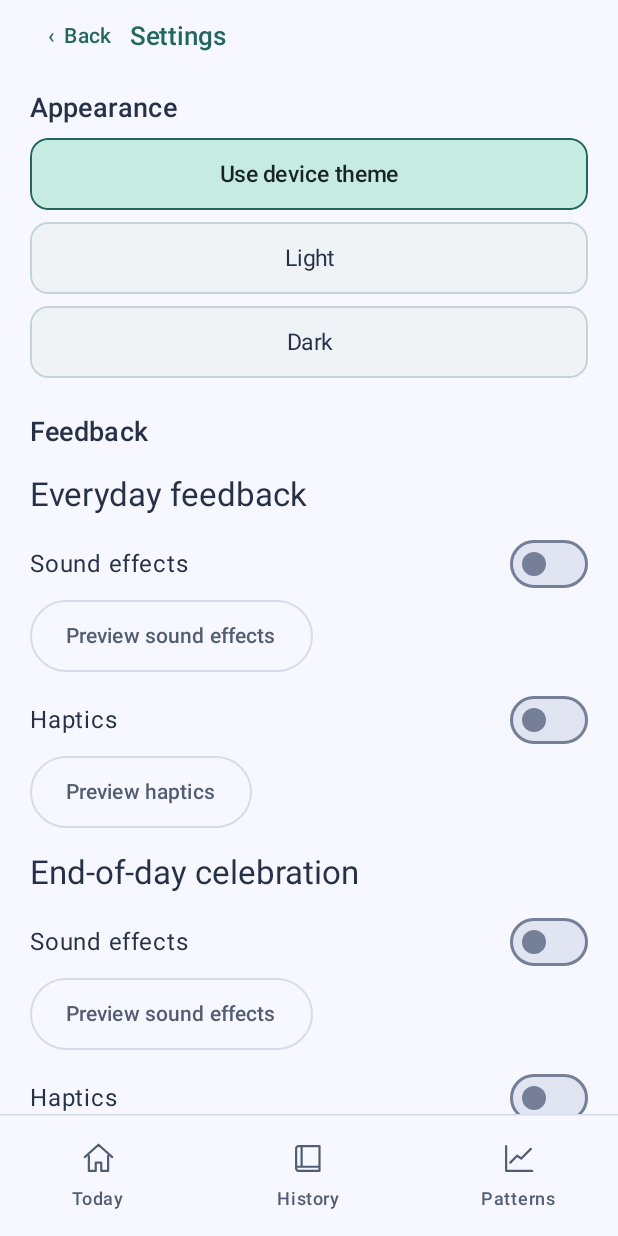
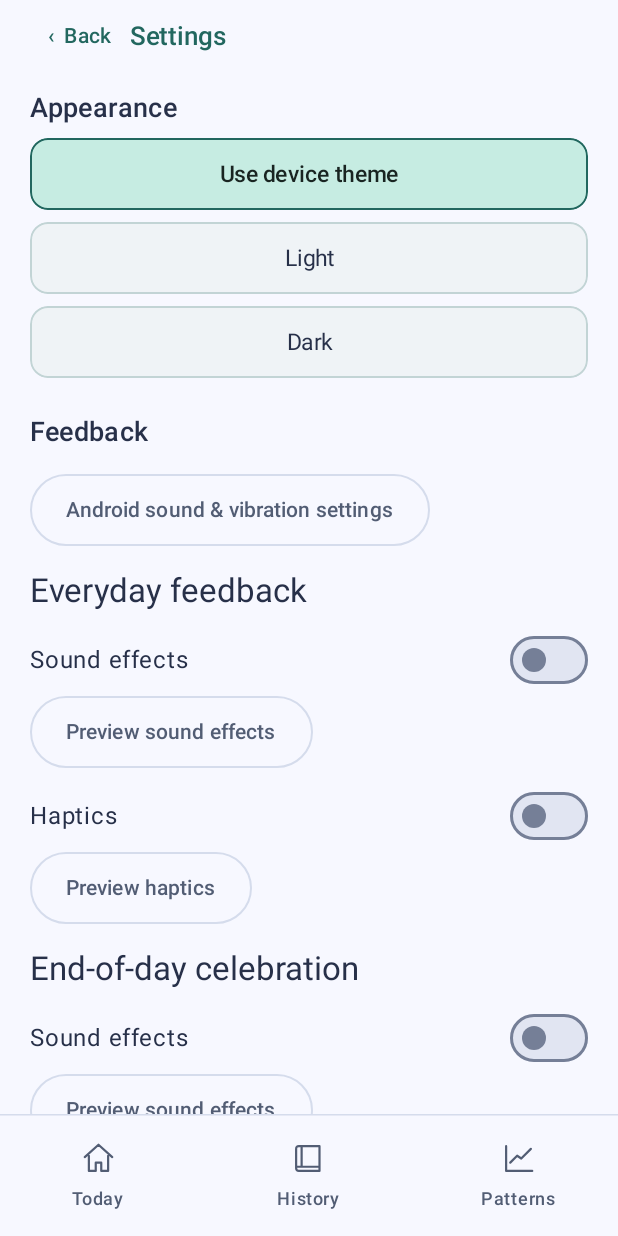
Before and after one commit to mikeritch/ChilliBook, an Android app built with Jetpack Compose: the screen it shows after launch (MainActivity), after a tap on "Settings", on a phone screen of 412 x 824 dp. Run offline under Robolectric (Android 15) with nearby library versions, the phone set to English and light mode, and no system bars; our stand-ins replace Room's generated code; pictures from the network do not load.

Commit message:
Release 1.13.1 with haptic feedback fixes and support links

```diff
--- a/app/build.gradle.kts
+++ b/app/build.gradle.kts
@@ -15,8 +15,8 @@ android {
         applicationId = "uk.chillibook.diary"
         minSdk = 26
         targetSdk = 36
-        versionCode = providers.gradleProperty("diaryVersionCode").orNull?.toInt() ?: 19
-        versionName = providers.gradleProperty("diaryVersionName").orNull ?: "1.13"
+        versionCode = providers.gradleProperty("diaryVersionCode").orNull?.toInt() ?: 20
+        versionName = providers.gradleProperty("diaryVersionName").orNull ?: "1.13.1"
         buildConfigField("String", "UPDATE_REPOSITORY", "\"mikeritch/ChilliBook\"")
         testInstrumentationRunner = "androidx.test.runner.AndroidJUnitRunner"
     }
--- a/app/src/main/java/uk/chillibook/diary/FeedbackSettings.kt
+++ b/app/src/main/java/uk/chillibook/diary/FeedbackSettings.kt
@@ -1,5 +1,8 @@
 package uk.chillibook.diary
 
+import android.content.ActivityNotFoundException
+import android.content.Intent
+import android.provider.Settings
 import androidx.compose.foundation.layout.Arrangement
 import androidx.compose.foundation.layout.Column
 import androidx.compose.foundation.layout.Row
@@ -11,11 +14,18 @@ import androidx.compose.material3.OutlinedButton
 import androidx.compose.material3.Switch
 import androidx.compose.material3.Text
 import androidx.compose.runtime.Composable
+import androidx.compose.runtime.getValue
+import androidx.compose.runtime.mutableStateOf
+import androidx.compose.runtime.remember
+import androidx.compose.runtime.setValue
 import androidx.compose.ui.Alignment
 import androidx.compose.ui.Modifier
+import androidx.compose.ui.platform.LocalContext
+import androidx.compose.ui.semantics.LiveRegionMode
 import androidx.compose.ui.semantics.Role
 import androidx.compose.ui.semantics.contentDescription
 import androidx.compose.ui.semantics.heading
+import androidx.compose.ui.semantics.liveRegion
 import androidx.compose.ui.semantics.semantics
 import androidx.compose.ui.unit.dp
 
@@ -27,10 +37,11 @@ internal enum class FeedbackOption {
 internal fun FeedbackSettings(
     enabled: Set<FeedbackOption>,
     onChanged: (FeedbackOption, Boolean) -> Unit,
-    preview: (FeedbackOption) -> Unit
+    preview: (FeedbackOption) -> Boolean
 ) {
     Column(verticalArrangement = Arrangement.spacedBy(16.dp)) {
         QuestionText("Feedback")
+        AndroidFeedbackSettings()
         FeedbackGroup(
             "Everyday feedback", FeedbackOption.EverydaySound, FeedbackOption.EverydayHaptics,
             enabled, onChanged, preview
@@ -43,18 +54,62 @@ internal fun FeedbackSettings(
 }
 
 @Composable
+private fun AndroidFeedbackSettings() {
+    val context = LocalContext.current
+    var openFailed by remember { mutableStateOf(false) }
+
+    Column {
+        OutlinedButton(
+            onClick = {
+                openFailed = try {
+                    context.startActivity(Intent(Settings.ACTION_SOUND_SETTINGS))
+                    false
+                } catch (_: ActivityNotFoundException) {
+                    true
+                } catch (_: SecurityException) {
+                    true
+                }
+            },
+            modifier = Modifier.heightIn(min = 48.dp),
+        ) {
+            Text("Android sound & vibration settings")
+        }
+        if (openFailed) {
+            Text(
+                "Open Android Settings and look for Touch feedback.",
+                modifier = Modifier.semantics { liveRegion = LiveRegionMode.Polite },
+                style = MaterialTheme.typography.bodyMedium,
+                color = MaterialTheme.colorScheme.onSurfaceVariant,
+            )
+        }
+    }
+}
+
+@Composable
 private fun FeedbackGroup(
     title: String,
     sound: FeedbackOption,
     haptics: FeedbackOption,
     enabled: Set<FeedbackOption>,
     onChanged: (FeedbackOption, Boolean) -> Unit,
-    preview: (FeedbackOption) -> Unit
+    preview: (FeedbackOption) -> Boolean
 ) {
+    var hapticPreviewRejected by remember { mutableStateOf(false) }
+
     Column(verticalArrangement = Arrangement.spacedBy(8.dp)) {
         Text(title, Modifier.semantics { heading() }, style = MaterialTheme.typography.titleLarge)
         FeedbackRow(title, "Sound effects", sound in enabled, { onChanged(sound, it) }) { preview(sound) }
-        FeedbackRow(title, "Haptics", haptics in enabled, { onChanged(haptics, it) }) { preview(haptics) }
+        FeedbackRow(title, "Haptics", haptics in enabled, { onChanged(haptics, it) }) {
+            hapticPreviewRejected = !preview(haptics)
+        }
+        if (hapticPreviewRejected) {
+            Text(
+                "Android couldn’t play this preview. Check Touch feedback.",
+                modifier = Modifier.semantics { liveRegion = LiveRegionMode.Polite },
+                style = MaterialTheme.typography.bodyMedium,
+                color = MaterialTheme.colorScheme.onSurfaceVariant,
+            )
+        }
     }
 }
 
--- a/app/src/main/java/uk/chillibook/diary/MainActivity.kt
+++ b/app/src/main/java/uk/chillibook/diary/MainActivity.kt
@@ -124,13 +124,13 @@ private fun DiaryHome(vm: DiaryViewModel, localDay: String, target: ReminderTarg
             }
         }
     }
-    fun preview(option: FeedbackOption) {
+    fun preview(option: FeedbackOption): Boolean {
         val cue = when (option) {
             FeedbackOption.EverydaySound, FeedbackOption.EverydayHaptics -> FeedbackCue.Select
             FeedbackOption.CelebrationSound, FeedbackOption.CelebrationHaptics -> FeedbackCue.Celebrate
         }
         val sound = option == FeedbackOption.EverydaySound || option == FeedbackOption.CelebrationSound
-        player.play(view, cue, sound = sound, haptic = !sound)
+        return player.play(view, cue, sound = sound, haptic = !sound)
     }
     var tab by rememberSaveable { mutableStateOf("Today") }
     var medications by rememberSaveable { mutableStateOf(false) }
--- a/app/src/main/java/uk/chillibook/diary/SettingsScreen.kt
+++ b/app/src/main/java/uk/chillibook/diary/SettingsScreen.kt
@@ -27,7 +27,7 @@ internal fun SettingsScreen(
     status: String, retry: () -> Unit, onClose: () -> Unit, reset: () -> Unit, resetting: Boolean,
     feedbackEnabled: Set<FeedbackOption>,
     onFeedbackChanged: (FeedbackOption, Boolean) -> Unit,
-    previewFeedback: (FeedbackOption) -> Unit,
+    previewFeedback: (FeedbackOption) -> Boolean,
     refreshReminders: () -> Unit,
 ) {
     val resolver = LocalContext.current.contentResolver
@@ -130,6 +130,7 @@ internal fun SettingsScreen(
                 Text(status, Modifier.semantics { liveRegion = LiveRegionMode.Polite })
             }
         }
+        SupportSettings()
     }
 
     if (resetStep != 0) {
--- /dev/null
+++ b/app/src/main/java/uk/chillibook/diary/SupportSettings.kt
@@ -0,0 +1,106 @@
+package uk.chillibook.diary
+
+import android.content.ActivityNotFoundException
+import android.content.Intent
+import android.net.Uri
+import androidx.compose.foundation.layout.Arrangement
+import androidx.compose.foundation.layout.Column
+import androidx.compose.foundation.layout.PaddingValues
+import androidx.compose.foundation.layout.Row
+import androidx.compose.foundation.layout.Spacer
+import androidx.compose.foundation.layout.fillMaxWidth
+import androidx.compose.foundation.layout.heightIn
+import androidx.compose.foundation.layout.size
+import androidx.compose.foundation.layout.width
+import androidx.compose.material3.FilledTonalButton
+import androidx.compose.material3.Icon
+import androidx.compose.material3.MaterialTheme
+import androidx.compose.material3.Text
+import androidx.compose.runtime.Composable
+import androidx.compose.runtime.getValue
+import androidx.compose.runtime.mutableStateOf
+import androidx.compose.runtime.remember
+import androidx.compose.runtime.setValue
+import androidx.compose.ui.Alignment
+import androidx.compose.ui.Modifier
+import androidx.compose.ui.platform.LocalContext
+import androidx.compose.ui.res.painterResource
+import androidx.compose.ui.semantics.LiveRegionMode
+import androidx.compose.ui.semantics.heading
+import androidx.compose.ui.semantics.liveRegion
+import androidx.compose.ui.semantics.semantics
+import androidx.compose.ui.unit.dp
+
+private const val DEVELOPER_TIP_URL = "https://ko-fi.com/michanism"
+private const val CHARITY_DONATION_URL = "https://www.paypal.com/GB/fundraiser/charity/3266379"
+
+@Composable
+internal fun SupportSettings() {
+    val context = LocalContext.current
+    var linkFailed by remember { mutableStateOf(false) }
+
+    fun openLink(url: String) {
+        linkFailed = try {
+            context.startActivity(Intent(Intent.ACTION_VIEW, Uri.parse(url)))
+            false
+        } catch (_: ActivityNotFoundException) {
+            true
+        }
+    }
+
+    Column(verticalArrangement = Arrangement.spacedBy(8.dp)) {
+        Row(
+            horizontalArrangement = Arrangement.spacedBy(8.dp),
+            verticalAlignment = Alignment.CenterVertically,
+        ) {
+            Icon(
+                painterResource(R.drawable.diary_bloom),
+                contentDescription = null,
+                modifier = Modifier.size(20.dp),
+                tint = MaterialTheme.colorScheme.secondary,
+            )
+            Text(
+                "A little kindness",
+                modifier = Modifier.semantics { heading() },
+                style = MaterialTheme.typography.titleMedium,
+            )
+        }
+        SupportButton(
+            label = "Thank the developer",
+            detail = "Support the developer on Ko-fi",
+            icon = R.drawable.cups,
+        ) {
+            openLink(DEVELOPER_TIP_URL)
+        }
+        SupportButton(
+            label = "Donate to Action for ME",
+            detail = "Support the charity via PayPal",
+            icon = R.drawable.diary_sprout,
+        ) {
+            openLink(CHARITY_DONATION_URL)
+        }
+        if (linkFailed) {
+            Text(
+                "No app could open the link.",
+                modifier = Modifier.semantics { liveRegion = LiveRegionMode.Polite },
+                style = MaterialTheme.typography.bodySmall,
+            )
+        }
+    }
+}
+
+@Composable
+private fun SupportButton(label: String, detail: String, icon: Int, onClick: () -> Unit) {
+    FilledTonalButton(
+        onClick = onClick,
+        modifier = Modifier.fillMaxWidth().heightIn(min = 48.dp),
+        contentPadding = PaddingValues(horizontal = 16.dp, vertical = 10.dp),
+    ) {
+        Icon(painterResource(icon), contentDescription = null, modifier = Modifier.size(20.dp))
+        Spacer(Modifier.width(12.dp))
+        Column(Modifier.weight(1f)) {
+            Text(label)
+            Text(detail, style = MaterialTheme.typography.bodySmall)
+        }
+    }
+}
```
Also changed, not shown: app/src/main/java/uk/chillibook/diary/FeedbackPlayer.kt (+26 -11 lines), 1 other file.
